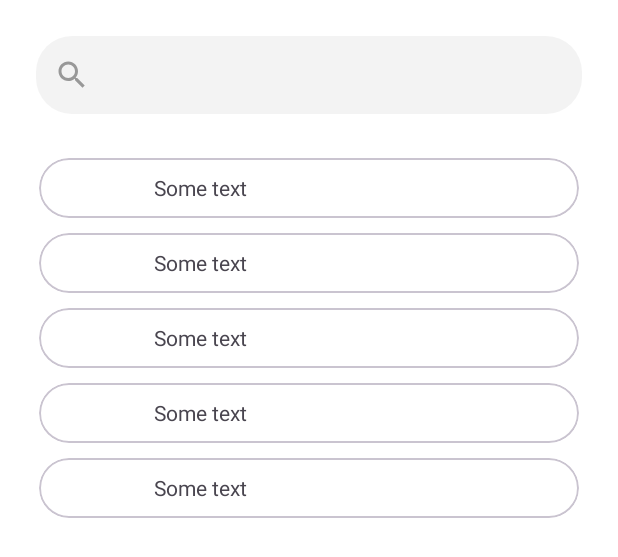
After one commit to alexxk2/SimpleWeather, an Android app: the layout fragment_search.xml on its own in the app's theme, with its tools: preview values and no code run, on a phone screen of 412 x 824 dp. The commit adds this screen. Shown: the top 557 px of the screen. Run offline under Robolectric (Android 15) with nearby library versions, the phone set to English and light mode, and no system bars.

Commit message:
Commit #2. Добавлены фрагменты и layout для поиска

```diff
--- a/app/src/main/AndroidManifest.xml
+++ b/app/src/main/AndroidManifest.xml
@@ -13,7 +13,7 @@
         android:theme="@style/Theme.SimpleWeather"
         tools:targetApi="31">
         <activity
-            android:name=".presentation.main.MainActivity"
+            android:name=".presentation.main.ui.MainActivity"
             android:exported="true">
             <intent-filter>
                 <action android:name="android.intent.action.MAIN" />
--- /dev/null
+++ b/app/src/main/java/com/example/simpleweather/presentation/info/view_model/InfoViewModel.kt
@@ -0,0 +1,6 @@
+package com.example.simpleweather.presentation.info.view_model
+
+import androidx.lifecycle.ViewModel
+
+class InfoViewModel: ViewModel() {
+}
--- /dev/null
+++ b/app/src/main/java/com/example/simpleweather/presentation/search/view_model/SearchViewModel.kt
@@ -0,0 +1,6 @@
+package com.example.simpleweather.presentation.search.view_model
+
+import androidx.lifecycle.ViewModel
+
+class SearchViewModel:ViewModel() {
+}
--- /dev/null
+++ b/app/src/main/res/drawable/ic_clear.xml
@@ -0,0 +1,5 @@
+<vector android:height="24dp" android:tint="@color/grey"
+    android:viewportHeight="24" android:viewportWidth="24"
+    android:width="24dp" xmlns:android="http://schemas.android.com/apk/res/android">
+    <path android:fillColor="@android:color/white" android:pathData="M19,6.41L17.59,5 12,10.59 6.41,5 5,6.41 10.59,12 5,17.59 6.41,19 12,13.41 17.59,19 19,17.59 13.41,12z"/>
+</vector>
--- /dev/null
+++ b/app/src/main/res/drawable/ic_search.xml
@@ -0,0 +1,5 @@
+<vector android:height="24dp" android:tint="@color/grey"
+    android:viewportHeight="24" android:viewportWidth="24"
+    android:width="24dp" xmlns:android="http://schemas.android.com/apk/res/android">
+    <path android:fillColor="@android:color/white" android:pathData="M15.5,14h-0.79l-0.28,-0.27C15.41,12.59 16,11.11 16,9.5 16,5.91 13.09,3 9.5,3S3,5.91 3,9.5 5.91,16 9.5,16c1.61,0 3.09,-0.59 4.23,-1.57l0.27,0.28v0.79l5,4.99L20.49,19l-4.99,-5zM9.5,14C7.01,14 5,11.99 5,9.5S7.01,5 9.5,5 14,7.01 14,9.5 11.99,14 9.5,14z"/>
+</vector>
--- /dev/null
+++ b/app/src/main/res/drawable/search_edit_text_background.xml
@@ -0,0 +1,5 @@
+<?xml version="1.0" encoding="utf-8"?>
+<shape xmlns:android="http://schemas.android.com/apk/res/android">
+    <solid android:color="@color/light_grey"/>
+    <corners android:radius="24dp" />
+</shape>
--- /dev/null
+++ b/app/src/main/res/layout/fragment_search.xml
@@ -0,0 +1,60 @@
+<?xml version="1.0" encoding="utf-8"?>
+<androidx.constraintlayout.widget.ConstraintLayout xmlns:android="http://schemas.android.com/apk/res/android"
+    xmlns:app="http://schemas.android.com/apk/res-auto"
+    xmlns:tools="http://schemas.android.com/tools"
+    android:layout_width="match_parent"
+    android:layout_height="match_parent"
+    android:background="@color/white"
+    tools:context=".presentation.search.ui.SearchFragment">
+
+
+    <com.google.android.material.textfield.TextInputLayout
+        android:id="@+id/search_layout"
+        android:layout_width="0dp"
+        android:layout_height="52dp"
+        android:layout_marginHorizontal="24dp"
+        android:layout_marginTop="24dp"
+        android:hint="@string/search"
+        android:textColorHint="@color/grey"
+        app:boxCornerRadiusBottomEnd="24dp"
+        app:boxCornerRadiusBottomStart="24dp"
+        app:boxCornerRadiusTopEnd="24dp"
+        app:boxCornerRadiusTopStart="24dp"
+        app:boxStrokeColor="@color/black"
+        app:endIconCheckable="true"
+        app:endIconDrawable="@drawable/ic_clear"
+        app:endIconMode="clear_text"
+        app:hintAnimationEnabled="true"
+        app:expandedHintEnabled="true"
+        app:hintEnabled="false"
+        app:layout_constraintEnd_toEndOf="parent"
+        app:layout_constraintStart_toStartOf="parent"
+        app:layout_constraintTop_toTopOf="parent"
+        app:startIconDrawable="@drawable/ic_search"
+        app:startIconTint="@color/grey">
+
+        <com.google.android.material.textfield.TextInputEditText
+            android:id="@+id/search_edit_text"
+            android:layout_width="match_parent"
+            android:layout_height="match_parent"
+            android:background="@drawable/search_edit_text_background"
+            android:inputType="text"
+            android:padding="0dp"
+            android:textSize="14sp" />
+
+    </com.google.android.material.textfield.TextInputLayout>
+
+    <androidx.recyclerview.widget.RecyclerView
+        android:id="@+id/recycler_view"
+        android:layout_width="0dp"
+        android:layout_height="0dp"
+        android:layout_marginTop="24dp"
+        app:layout_constraintBottom_toBottomOf="parent"
+        app:layout_constraintEnd_toEndOf="@id/search_layout"
+        app:layout_constraintStart_toStartOf="@id/search_layout"
+        app:layout_constraintTop_toBottomOf="@id/search_layout"
+        tools:listitem="@layout/search_item"
+        tools:itemCount="5"
+        />
+
+</androidx.constraintlayout.widget.ConstraintLayout>
--- /dev/null
+++ b/app/src/main/res/layout/search_item.xml
@@ -0,0 +1,48 @@
+<?xml version="1.0" encoding="utf-8"?>
+
+<androidx.constraintlayout.widget.ConstraintLayout xmlns:android="http://schemas.android.com/apk/res/android"
+    xmlns:app="http://schemas.android.com/apk/res-auto"
+    android:id="@+id/constraint_view"
+    android:layout_width="match_parent"
+    android:layout_height="50dp">
+
+    <com.google.android.material.card.MaterialCardView
+        android:id="@+id/currency_card_view"
+        android:layout_width="match_parent"
+        android:layout_height="40dp"
+        android:layout_marginHorizontal="2dp"
+        app:cardCornerRadius="24dp"
+
+        app:cardPreventCornerOverlap="false"
+        app:layout_constraintBottom_toBottomOf="parent"
+        app:layout_constraintStart_toStartOf="parent"
+        app:layout_constraintTop_toTopOf="parent">
+
+        <LinearLayout
+            android:background="@color/white"
+            android:layout_width="match_parent"
+            android:layout_height="match_parent"
+            android:orientation="horizontal"
+            android:weightSum="100">
+
+            <ImageView
+                android:id="@+id/flag_image"
+                android:layout_width="0dp"
+                android:layout_height="match_parent"
+                android:layout_weight="18"
+                android:contentDescription="@string/flag"
+                android:scaleType="centerCrop" />
+
+            <TextView
+                android:id="@+id/city_name"
+                android:gravity="center_vertical"
+                android:paddingStart="12dp"
+                android:text="@string/default_string"
+                android:layout_width="0dp"
+                android:layout_height="match_parent"
+                android:layout_weight="82" />
+        </LinearLayout>
+
+    </com.google.android.material.card.MaterialCardView>
+
+</androidx.constraintlayout.widget.ConstraintLayout>
--- a/app/src/main/res/values/strings.xml
+++ b/app/src/main/res/values/strings.xml
@@ -1,3 +1,8 @@
 <resources>
     <string name="app_name">Simple Weather</string>
+    <!-- TODO: Remove or change this placeholder text -->
+    <string name="hello_blank_fragment">Hello blank fragment</string>
+    <string name="default_string">Some text</string>
+    <string name="flag">flag</string>
+    <string name="search">Search</string>
 </resources>
--- a/app/src/main/res/values/themes.xml
+++ b/app/src/main/res/values/themes.xml
@@ -3,6 +3,10 @@
     <style name="Base.Theme.SimpleWeather" parent="Theme.Material3.DayNight.NoActionBar">
         <!-- Customize your light theme here. -->
         <!-- <item name="colorPrimary">@color/my_light_primary</item> -->
+        <item name="colorPrimary">@color/grey</item>
+        <item name="colorOnPrimary">@color/white</item>
+
+
     </style>
 
     <style name="Theme.SimpleWeather" parent="Base.Theme.SimpleWeather" />
```
Also changed, not shown: app/src/main/java/com/example/simpleweather/presentation/info/ui/InfoFragment.kt (added, +41 -0 lines), app/src/main/java/com/example/simpleweather/presentation/main/MainActivity.kt (deleted, +0 -12 lines), app/src/main/java/com/example/simpleweather/presentation/main/ui/MainActivity.kt (added, +27 -0 lines), app/src/main/java/com/example/simpleweather/presentation/search/ui/SearchFragment.kt (added, +41 -0 lines), app/src/main/res/layout/activity_main.xml (+10 -11 lines), app/src/main/res/layout/fragment_info.xml (added, +14 -0 lines), app/src/main/res/navigation/nav_graph.xml (added, +26 -0 lines), app/src/main/res/values/colors.xml (+17 -0 lines).
